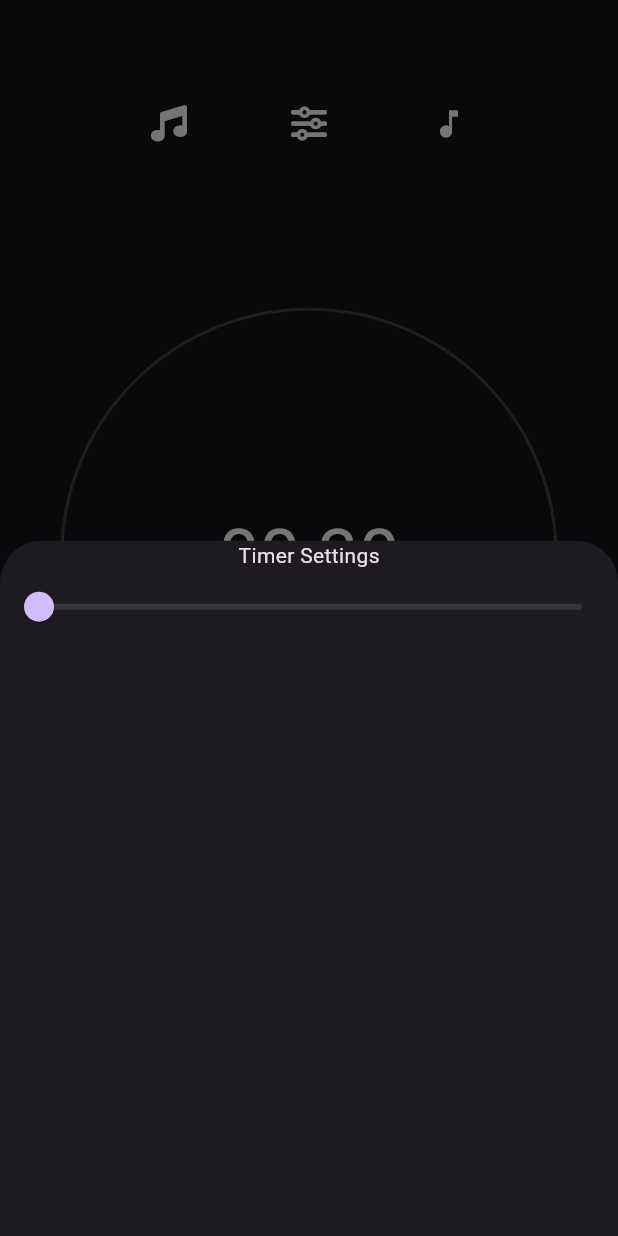
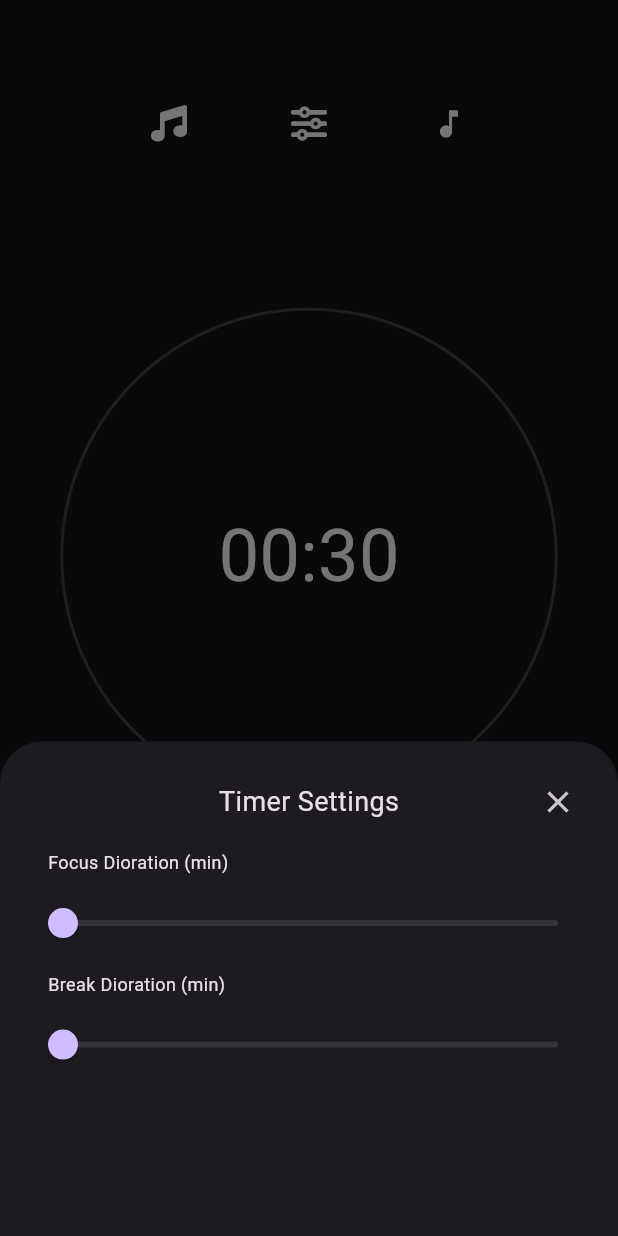
Before and after one commit to khaledgomah/silent_space, a Flutter app: the screen it shows after launch, after a tap on an icon or button, on a phone screen of 412 x 824 dp. Run offline on Flutter 3.47's test engine with Material 3 defaults, Android fonts, the light colour scheme and no system bars; drawn by our look-alikes of circular_countdown_timer; our stand-ins replace flutter_bloc, font_awesome_flutter, shared_preferences; missing offline and left inert: mrx_charts.

Commit message:
refactor navigation extension methods; update method names for clarity and consistency; enhance media query extension methods; adjust text styles for better readability; implement timer settings modal with focus and break duration sliders

```diff
--- a/lib/core/helper/extentions.dart
+++ b/lib/core/helper/extentions.dart
@@ -1,21 +1,21 @@
 import 'package:flutter/material.dart';
 
 extension Navigation on BuildContext {
-  void navigateTo(Widget page) {
+  void push(Widget page) {
     Navigator.push(
       this,
       MaterialPageRoute(builder: (context) => page),
     );
   }
 
-  void navigateToReplacement(Widget page) {
+  void pushAndReplacement(Widget page) {
     Navigator.pushReplacement(
       this,
       MaterialPageRoute(builder: (context) => page),
     );
   }
 
-  void navigateBack() {
+  void pop() {
     Navigator.pop(this);
   }
 }
--- a/lib/core/helper/helper_functions.dart
+++ b/lib/core/helper/helper_functions.dart
@@ -1,11 +1,9 @@
 import 'package:flutter/material.dart';
 
 extension MediaQuerySize on BuildContext {
-  double screenHeight() => MediaQuery.of(this).size.height;
-  double screenWidth() => MediaQuery.of(this).size.width;
+  double height() => MediaQuery.of(this).size.height;
+  double width() => MediaQuery.of(this).size.width;
 }
-
-
 
 getDate(double day) {
   final date = DateTime.now();
--- a/lib/core/utils/text_style_manager.dart
+++ b/lib/core/utils/text_style_manager.dart
@@ -12,14 +12,13 @@
   );
 
   static const TextStyle bodyText1 = TextStyle(
-    fontSize: 16,
+    fontSize: 18,
     fontWeight: FontWeight.normal,
   );
 
   static const TextStyle bodyText2 = TextStyle(
-    fontSize: 14,
+    fontSize: 12,
     fontWeight: FontWeight.normal,
-    color: Colors.black,
   );
 
   // Add more text styles as needed
--- a/lib/features/time/presentation/views/widgets/custom_count_down_timer.dart
+++ b/lib/features/time/presentation/views/widgets/custom_count_down_timer.dart
@@ -21,8 +21,8 @@
       autoStart: false,
       isReverse: true,
       duration: maxTime,
-      width: context.screenWidth() * 0.8,
-      height: context.screenHeight() * 0.5,
+      width: context.width() * 0.8,
+      height: context.height() * 0.5,
       fillColor: Colors.white,
       ringColor: Colors.grey.shade800,
       textFormat: 'mm:ss',
--- a/lib/features/time/presentation/views/widgets/focus_chart.dart
+++ b/lib/features/time/presentation/views/widgets/focus_chart.dart
@@ -15,7 +15,7 @@
         borderRadius: BorderRadius.circular(8),
         color: Constans.secondaryColor,
       ),
-      height: context.screenHeight() * 0.3,
+      height: context.height() * 0.3,
       child: Chart(layers: [
         ChartAxisLayer(
           settings: const ChartAxisSettings(
--- a/lib/features/time/presentation/views/widgets/show_data_container.dart
+++ b/lib/features/time/presentation/views/widgets/show_data_container.dart
@@ -13,7 +13,7 @@
   @override
   Widget build(BuildContext context) {
     return Container(
-      width: (context.screenWidth() / 2) - 24,
+      width: (context.width() / 2) - 24,
       padding: const EdgeInsets.all(16),
       decoration: BoxDecoration(
           borderRadius: BorderRadius.circular(8),
--- a/lib/features/time/presentation/views/widgets/timer_screen.dart
+++ b/lib/features/time/presentation/views/widgets/timer_screen.dart
@@ -1,6 +1,7 @@
 import 'package:circular_countdown_timer/circular_countdown_timer.dart';
 import 'package:flutter/material.dart';
 import 'package:silent_space/core/helper/helper_functions.dart';
+import 'package:silent_space/core/utils/constans.dart';
 import 'package:silent_space/features/time/presentation/views/widgets/custom_count_down_timer.dart';
 import 'package:silent_space/features/time/presentation/views/widgets/restart_icon_button.dart';
 import 'package:silent_space/features/time/presentation/views/widgets/start_and_puase_widget.dart';
@@ -20,7 +21,7 @@
           mainAxisSize: MainAxisSize.max,
           mainAxisAlignment: MainAxisAlignment.spaceAround,
           children: [
-            SizedBox(width: context.screenWidth() * 0.05),
+            SizedBox(width: context.width() * 0.05),
             IconButton(
                 onPressed: () {},
                 icon: const Icon(
@@ -46,7 +47,7 @@
                   Icons.music_note,
                   color: Colors.white,
                 )),
-            SizedBox(width: context.screenWidth() * 0.05),
+            SizedBox(width: context.width() * 0.05),
           ],
         ),
         const Spacer(),
@@ -60,7 +61,7 @@
               countDownController: _countDownController,
             ),
             SizedBox(
-              width: context.screenWidth() * 0.2,
+              width: context.width() * 0.2,
             ),
             RestartIconButton(
               countDownController: _countDownController,
--- a/lib/features/time/presentation/views/widgets/timer_setting_modal_sheet.dart
+++ b/lib/features/time/presentation/views/widgets/timer_setting_modal_sheet.dart
@@ -1,4 +1,7 @@
 import 'package:flutter/material.dart';
+import 'package:silent_space/core/helper/extentions.dart';
+import 'package:silent_space/core/helper/helper_functions.dart';
+import 'package:silent_space/core/utils/text_style_manager.dart';
 
 class TimerSettingModalSheet extends StatefulWidget {
   const TimerSettingModalSheet({super.key});
@@ -8,26 +11,82 @@
 }
 
 class _TimerSettingModalSheetState extends State<TimerSettingModalSheet> {
-  double _sliderValue = 0;
+  double _focusSliderValue = 0;
+  double _breakSliderValue = 0;
   @override
   Widget build(BuildContext context) {
-    return Column(
-      crossAxisAlignment: CrossAxisAlignment.center,
+    return Container(
+      constraints: BoxConstraints(
+        minHeight: context.height() * 0.4,
+      ),
+      child: Padding(
+        padding: const EdgeInsets.all(16),
+        child: Column(
+          mainAxisSize: MainAxisSize.min,
+          crossAxisAlignment: CrossAxisAlignment.start,
           children: [
-        const Align(child: Text('Timer Settings')),
+            Row(
+              mainAxisAlignment: MainAxisAlignment.spaceBetween,
+              children: [
+                IconButton(
+                  enableFeedback: false,
+                  onPressed: () {},
+                  icon: const Text(''),
+                ),
+                const Text(
+                  'Timer Settings',
+                  style: TextStyleManager.bodyText1,
+                ),
+                IconButton(
+                  enableFeedback: false,
+                  onPressed: () {
+                    context.pop();
+                  },
+                  icon: const Icon(Icons.close),
+                ),
+              ],
+            ),
+            const Padding(
+              padding: EdgeInsets.symmetric(vertical: 8, horizontal: 16),
+              child: Text(
+                'Focus Dioration (min)',
+                style: TextStyleManager.bodyText2,
+              ),
+            ),
             Slider(
-          value: _sliderValue,
+              value: _focusSliderValue,
               min: 0,
               max: 100,
               divisions: 100,
-          label: _sliderValue.toStringAsFixed(1),
+              label: _focusSliderValue.toStringAsFixed(1),
               onChanged: (value) {
                 setState(() {
-              _sliderValue = value;
+                  _focusSliderValue = value;
+                });
+              },
+            ),
+            const Padding(
+              padding: EdgeInsets.symmetric(vertical: 8, horizontal: 16),
+              child: Text(
+                'Break Dioration (min)',
+                style: TextStyleManager.bodyText2,
+              ),
+            ),
+            Slider(
+              value: _breakSliderValue,
+              min: 0,
+              max: 100,
+              divisions: 100,
+              label: _breakSliderValue.toStringAsFixed(1),
+              onChanged: (value) {
+                setState(() {
+                  _breakSliderValue = value;
                 });
               },
             ),
           ],
+        ),
+      ),
     );
   }
 }
```
Lines whose indentation alone changed are shown as unchanged.
